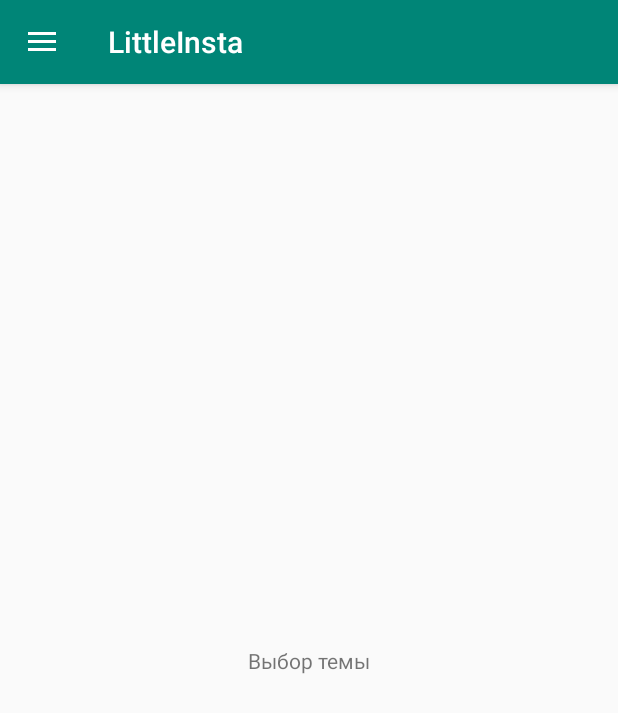
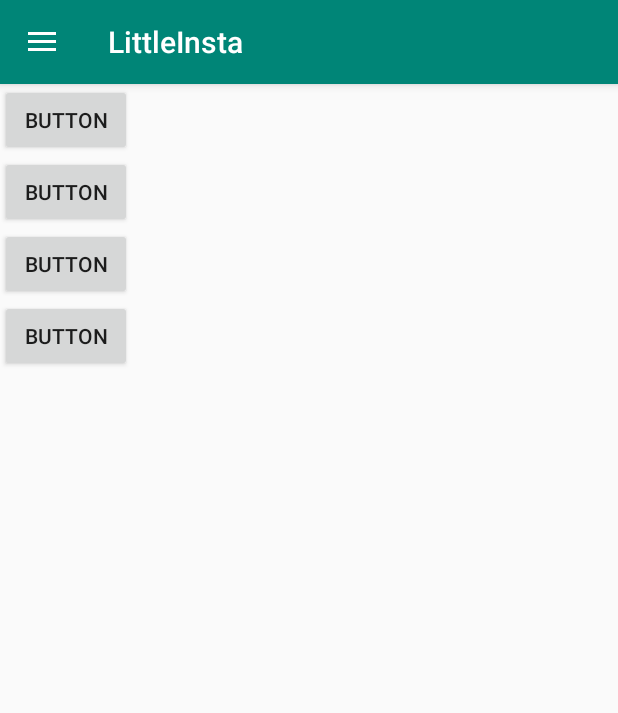
Before and after one commit to Keos99/LittleImageShark, an Android app: the screen it shows after launch (MainActivity), in the side drawer, after a tap on "Выбор темы", on a phone screen of 412 x 824 dp. Shown: the top 713 px of the screen. Run offline under Robolectric (Android 15) with nearby library versions, the phone set to English and light mode, and no system bars.

Commit message:
Добавлен фрагмент с полной информацией по фото.

```diff
--- a/app/build.gradle
+++ b/app/build.gradle
@@ -16,6 +16,10 @@ android {
             proguardFiles getDefaultProguardFile('proguard-android.txt'), 'proguard-rules.pro'
         }
     }
+    compileOptions{
+        sourceCompatibility JavaVersion.VERSION_1_8
+        targetCompatibility JavaVersion.VERSION_1_8
+    }
 }
 
 dependencies {
--- a/app/src/main/AndroidManifest.xml
+++ b/app/src/main/AndroidManifest.xml
@@ -15,6 +15,7 @@
     <uses-permission android:name="android.permission.WRITE_EXTERNAL_STORAGE"/>
 
     <application
+        android:name=".App"
         android:allowBackup="true"
         android:icon="@mipmap/ic_launcher"
         android:label="@string/app_name"
--- /dev/null
+++ b/app/src/main/java/ru/keos99/littleinsta/App.java
@@ -0,0 +1,18 @@
+package ru.keos99.littleinsta;
+
+import android.app.Application;
+
+public class App extends Application {
+
+    private static App instance;
+
+    @Override
+    public void onCreate() {
+        super.onCreate();
+        instance = this;
+    }
+
+    public static App getInstance() {
+        return instance;
+    }
+}
--- a/app/src/main/java/ru/keos99/littleinsta/Fragments/ChangeColorShemeFragment/ChangeColorShemeFragment.java
+++ b/app/src/main/java/ru/keos99/littleinsta/Fragments/ChangeColorShemeFragment/ChangeColorShemeFragment.java
@@ -7,10 +7,18 @@ import android.support.v4.app.Fragment;
 import android.view.LayoutInflater;
 import android.view.View;
 import android.view.ViewGroup;
+import android.widget.Button;
 
+import ru.keos99.littleinsta.App;
 import ru.keos99.littleinsta.R;
 
 public class ChangeColorShemeFragment extends Fragment {
+
+    private Button button1;
+    private Button button2;
+    private Button button3;
+    private Button button4;
+    private  View view;
 
     public static Fragment newInstance(){
         ChangeColorShemeFragment fragment = new ChangeColorShemeFragment();
@@ -20,7 +28,31 @@ public class ChangeColorShemeFragment extends Fragment {
     @Nullable
     @Override
     public View onCreateView(@NonNull LayoutInflater inflater, @Nullable ViewGroup container, @Nullable Bundle savedInstanceState) {
-        View view = inflater.inflate(R.layout.fragment_change_color_sheme, null);
+        view = inflater.inflate(R.layout.fragment_change_color_sheme, null);
+
+        initUI();
+        initClickListeners();
+
         return view;
     }
+
+    public void onClickListener(Button button, int theme){
+        button.setOnClickListener(v -> App.getInstance().setTheme(theme));
+    }
+
+    public void initClickListeners(){
+        onClickListener(button1,R.style.Cold_Theme);
+        onClickListener(button2,R.style.Orange_Theme);
+        onClickListener(button3,R.style.Warm_Theme);
+        onClickListener(button4,R.style.AppTheme);
+    }
+
+    public void initUI (){
+        button1 = view.findViewById(R.id.button);
+        button2 = view.findViewById(R.id.button2);
+        button3 = view.findViewById(R.id.button3);
+        button4 = view.findViewById(R.id.button4);
+    }
+
+
 }
--- a/app/src/main/java/ru/keos99/littleinsta/Fragments/MainFragment/MainFragment.java
+++ b/app/src/main/java/ru/keos99/littleinsta/Fragments/MainFragment/MainFragment.java
@@ -109,17 +109,14 @@ public class MainFragment extends Fragment implements ActivityCompat.OnRequestPe
 
     public void setRandomList(){
         int imgID;
-        boolean favorite;
         photoListItems = new ArrayList<PhotoListItem>();
-        for (int i = 0; i < 5; i++) {
+        for (int i = 0; i < 6; i++) {
             if (i%2 == 0){
                 imgID = R.drawable.android;
-                //favorite = true;
-            } else {
+                } else {
                 imgID = R.drawable.android2;
-                //favorite = false;
             }
-            photoListItems.add(new PhotoListItem(imgID));
+            photoListItems.add(new PhotoListItem(imgID,this));
         }
     }
 }
--- a/app/src/main/java/ru/keos99/littleinsta/Fragments/MainFragment/PhotoListItem.java
+++ b/app/src/main/java/ru/keos99/littleinsta/Fragments/MainFragment/PhotoListItem.java
@@ -1,23 +1,22 @@
 package ru.keos99.littleinsta.Fragments.MainFragment;
 
+import android.support.v4.app.Fragment;
+
 public class PhotoListItem {
+    Fragment fragment;
     private int imageID;
-    private Boolean isFavorite;
 
-    public PhotoListItem(int imageID){
+
+    public PhotoListItem(int imageID,Fragment fragment){
         this.imageID = imageID;
-    }
-
-    public PhotoListItem(int imageID, boolean isFavorite){
-        this.imageID = imageID;
-        this.isFavorite = isFavorite;
+        this.fragment = fragment;
     }
 
     public int getImageID() {
         return imageID;
     }
 
-    public Boolean getFavorites() {
-        return isFavorite;
+    public Fragment getFragment() {
+        return fragment;
     }
 }
--- a/app/src/main/java/ru/keos99/littleinsta/Fragments/MainFragment/PhotoRVAdapter.java
+++ b/app/src/main/java/ru/keos99/littleinsta/Fragments/MainFragment/PhotoRVAdapter.java
@@ -1,17 +1,22 @@
 package ru.keos99.littleinsta.Fragments.MainFragment;
 
 import android.support.annotation.NonNull;
+import android.support.v4.app.Fragment;
 import android.support.v7.widget.RecyclerView;
 import android.view.LayoutInflater;
 import android.view.View;
 import android.view.ViewGroup;
 import android.widget.ImageView;
 import java.util.List;
+
+import ru.keos99.littleinsta.App;
+import ru.keos99.littleinsta.Fragments.PhotoFragment.PhotoFragment;
 import ru.keos99.littleinsta.R;
 
 public class PhotoRVAdapter extends RecyclerView.Adapter<PhotoRVAdapter.VievHolder> {
 
     private List<PhotoListItem> photoListItems;
+    private Fragment fragment;
 
     public PhotoRVAdapter (List<PhotoListItem> photoListItems){
         this.photoListItems = photoListItems;
@@ -28,15 +33,8 @@ public class PhotoRVAdapter extends RecyclerView.Adapter<PhotoRVAdapter.VievHold
 
     @Override
     public void onBindViewHolder(@NonNull VievHolder vievHolder, int position) {
-        PhotoListItem photoListItem = photoListItems.get(position);
-        vievHolder.photoViev.setImageResource(photoListItem.getImageID());
-        /*
-        if (photoListItem.getFavorites()){
-            vievHolder.favoriteViev.setImageResource(R.drawable.hearton);
-        } else {
-            vievHolder.favoriteViev.setImageResource(R.drawable.heart);
-        }
-        */
+        vievHolder.bind(position,vievHolder);
+
     }
 
     @Override
@@ -44,14 +42,24 @@ public class PhotoRVAdapter extends RecyclerView.Adapter<PhotoRVAdapter.VievHold
         return photoListItems.size();
     }
 
-    public static class VievHolder extends RecyclerView.ViewHolder {
+    public class VievHolder extends RecyclerView.ViewHolder {
         public ImageView photoViev;
-        //public ImageView favoriteViev;
 
         public VievHolder(@NonNull View itemView) {
             super(itemView);
             photoViev = itemView.findViewById(R.id.iv_photo);
-            //favoriteViev = itemView.findViewById(R.id.iv_favorites);
+        }
+
+        public void bind (final int position,VievHolder vievHolder ){
+            final PhotoListItem item = photoListItems.get(position);
+            fragment = item.getFragment();
+            vievHolder.photoViev.setImageResource(item.getImageID());
+            itemView.setOnClickListener(v -> fragment.getActivity()
+                    .getSupportFragmentManager()
+                    .beginTransaction()
+                    .replace(R.id.fl_master,PhotoFragment.newInstance())
+                    .addToBackStack("Fragment")
+                    .commit());
         }
     }
 }
--- a/app/src/main/res/layout/activity_main.xml
+++ b/app/src/main/res/layout/activity_main.xml
@@ -7,7 +7,8 @@ android:id="@+id/drawer_layout"
     android:layout_width="match_parent"
     android:layout_height="match_parent"
     android:fitsSystemWindows="true"
-tools:openDrawer="start">
+    tools:openDrawer="start"
+    >
 
 <include
     layout="@layout/coordinator_layout"
--- a/app/src/main/res/layout/fragment_change_color_sheme.xml
+++ b/app/src/main/res/layout/fragment_change_color_sheme.xml
@@ -1,16 +1,32 @@
 <?xml version="1.0" encoding="utf-8"?>
-<android.support.constraint.ConstraintLayout xmlns:android="http://schemas.android.com/apk/res/android"
-    xmlns:app="http://schemas.android.com/apk/res-auto"
+<LinearLayout xmlns:android="http://schemas.android.com/apk/res/android"
     android:layout_width="match_parent"
-    android:layout_height="match_parent">
+    android:layout_height="match_parent"
+    android:orientation="vertical"
+    >
 
-    <TextView
+    <Button
+        android:id="@+id/button4"
         android:layout_width="wrap_content"
         android:layout_height="wrap_content"
-        android:text="@string/Choose_theme"
-        app:layout_constraintBottom_toBottomOf="parent"
-        app:layout_constraintEnd_toEndOf="parent"
-        app:layout_constraintStart_toStartOf="parent"
-        app:layout_constraintTop_toTopOf="parent" />
+        android:text="@string/button" />
 
-</android.support.constraint.ConstraintLayout>
+    <Button
+        android:id="@+id/button3"
+        android:layout_width="wrap_content"
+        android:layout_height="wrap_content"
+        android:text="@string/button" />
+
+    <Button
+        android:id="@+id/button2"
+        android:layout_width="wrap_content"
+        android:layout_height="wrap_content"
+        android:text="@string/button" />
+
+    <Button
+        android:id="@+id/button"
+        android:layout_width="wrap_content"
+        android:layout_height="wrap_content"
+        android:text="@string/button" />
+
+</LinearLayout>
--- a/app/src/main/res/values/colors.xml
+++ b/app/src/main/res/values/colors.xml
@@ -15,5 +15,6 @@
     <color name="primary_light_orange">#ffccbc</color>
     <color name="primary_dark_orange">#e64a19</color>
     <color name="accent_shade_orange">#03A9F4</color>
+    <color name="black">#000000</color>
 
 </resources>
--- a/app/src/main/res/values/strings.xml
+++ b/app/src/main/res/values/strings.xml
@@ -4,4 +4,6 @@
     <string name="Choose_theme">Выбор темы</string>
     <string name="navigation_drawer_open">Open navigation drawer</string>
     <string name="navigation_drawer_close">Close navigation drawer</string>
+    <string name="button">Button</string>
+    <string name="test">ТестТестТестТестТестТестТестТестТестТестТест</string>
 </resources>
--- a/app/src/main/res/values/styles.xml
+++ b/app/src/main/res/values/styles.xml
@@ -5,24 +5,30 @@
         <item name="colorPrimaryDark">@color/colorPrimaryDark</item>
         <item name="colorAccent">@color/colorAccent</item>
     </style>
-    <style name="Cold_Theme" parent="android:Theme.Material">
+
+    <style name="Cold_Theme" parent="AppTheme.NoActionBar">
         <item name="colorPrimary">@color/primary_cold</item>
         <item name="colorPrimaryDark">@color/primary_dark_cold</item>
         <item name="colorAccent">@color/accent_cold</item>
     </style>
-    <style name="Warm_Theme" parent="android:Theme.Material">
+
+    <style name="Warm_Theme" parent="AppTheme.NoActionBar">
         <item name="colorPrimary">@color/primary_shade_warm</item>
         <item name="colorPrimaryDark">@color/primary_dark_warm</item>
         <item name="colorAccent">@color/accent_shade_warm</item>
     </style>
-    <style name="Orange_Theme" parent="android:Theme.Material">
+
+    <style name="Orange_Theme" parent="AppTheme.NoActionBar">
         <item name="colorPrimary">@color/primary_shade_orange</item>
         <item name="colorPrimaryDark">@color/primary_dark_orange</item>
         <item name="colorAccent">@color/accent_shade_orange</item>
+        <item name="android:background">@color/black</item>
     </style>
+
     <style name="SensorTextNumbers">
         <item name="android:textSize">80sp</item>
     </style>
+
     <style name="AppTheme.AppBarOverlay" parent="ThemeOverlay.AppCompat.Dark.ActionBar" />
     <style name="AppTheme.PopupOverlay" parent="ThemeOverlay.AppCompat.Light" />
     <style name="AppTheme.NoActionBar" parent="AppTheme">
```
Also changed, not shown: app/src/main/java/ru/keos99/littleinsta/Fragments/PhotoFragment/PhotoFragment.java (added, +41 -0 lines), app/src/main/res/layout/fragment_photo.xml (added, +33 -0 lines), app/src/main/res/drawable/favoriteoff.png (renamed from app/src/main/res/drawable/heart.png), app/src/main/res/drawable/favoriteon.png (renamed from app/src/main/res/drawable/hearton.png). Lines whose indentation alone changed are shown as unchanged.
